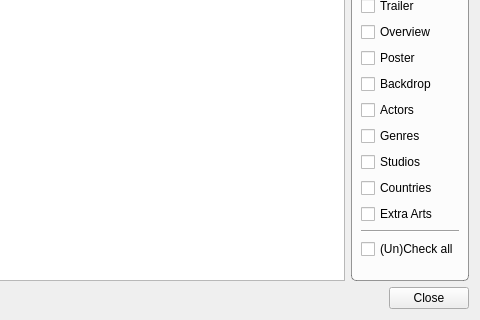
Old version of the form movies/MovieSearch.ui in the repository Komet/MediaElch; both pictures show x 199 to 679 and y 317 to 637 of the 679 by 637 pixel window.
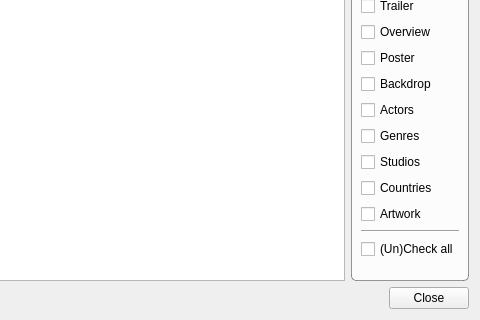
New version of the form. Icons and pictures are not drawn. Custom widgets are drawn as their Qt base class.

Commit message: Fixes #189 Rework of tv show season artwork

```diff
--- a/movies/MovieSearch.ui
+++ b/movies/MovieSearch.ui
@@ -254,7 +254,7 @@
            <string>Logo, Clear Art, CD Art</string>
           </property>
           <property name="text">
-           <string>Extra Arts</string>
+           <string>Artwork</string>
           </property>
          </widget>
         </item>
```
The commit also changes 37 other files.
